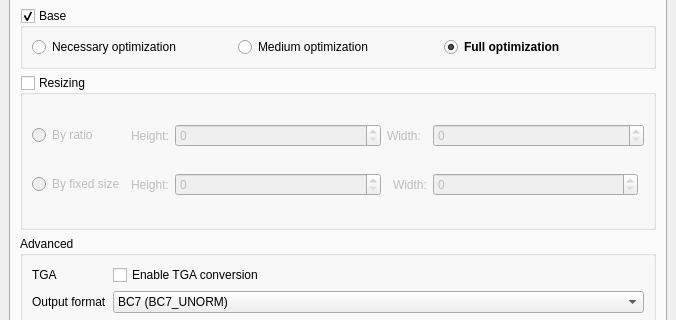
Guekka/cathedral-assets-optimizer, file src/MainWindow.ui: the form before one commit; both pictures show x 0 to 676 and y 250 to 570 of the 676 by 688 pixel window.
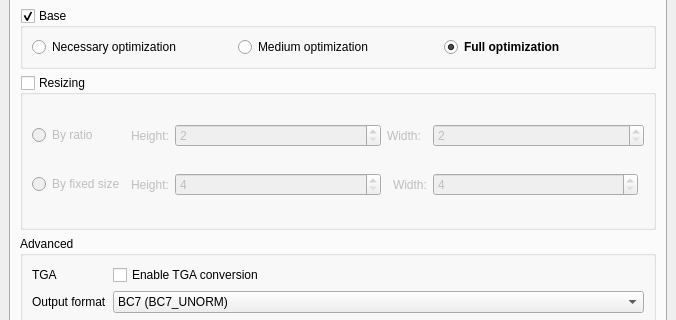
The form after the commit.

Commit message: Fixed textures resizing. TGA support is broken

Patch:
```diff
--- a/src/MainWindow.ui
+++ b/src/MainWindow.ui
@@ -888,6 +888,12 @@
                <verstretch>0</verstretch>
               </sizepolicy>
              </property>
+             <property name="minimum">
+              <number>4</number>
+             </property>
+             <property name="maximum">
+              <number>4096</number>
+             </property>
             </widget>
            </item>
            <item row="1" column="5">
@@ -898,6 +904,12 @@
                <verstretch>0</verstretch>
               </sizepolicy>
              </property>
+             <property name="minimum">
+              <number>4</number>
+             </property>
+             <property name="maximum">
+              <number>4096</number>
+             </property>
             </widget>
            </item>
            <item row="1" column="4">
@@ -927,14 +939,14 @@
             </widget>
            </item>
            <item row="0" column="0">
-            <widget class="QRadioButton" name="texturesResizingBySizeRadioButton">
+            <widget class="QRadioButton" name="texturesResizingByRatioRadioButton">
              <property name="text">
               <string>By ratio</string>
              </property>
             </widget>
            </item>
            <item row="1" column="0">
-            <widget class="QRadioButton" name="texturesResizingByRatioRadioButton">
+            <widget class="QRadioButton" name="texturesResizingBySizeRadioButton">
              <property name="text">
               <string>By fixed size</string>
              </property>
@@ -948,6 +960,12 @@
                <verstretch>0</verstretch>
               </sizepolicy>
              </property>
+             <property name="minimum">
+              <number>2</number>
+             </property>
+             <property name="maximum">
+              <number>10</number>
+             </property>
             </widget>
            </item>
            <item row="0" column="5" colspan="2">
@@ -958,6 +976,12 @@
                <verstretch>0</verstretch>
               </sizepolicy>
              </property>
+             <property name="minimum">
+              <number>2</number>
+             </property>
+             <property name="maximum">
+              <number>10</number>
+             </property>
             </widget>
            </item>
           </layout>
```
The commit also changes 5 other files.
